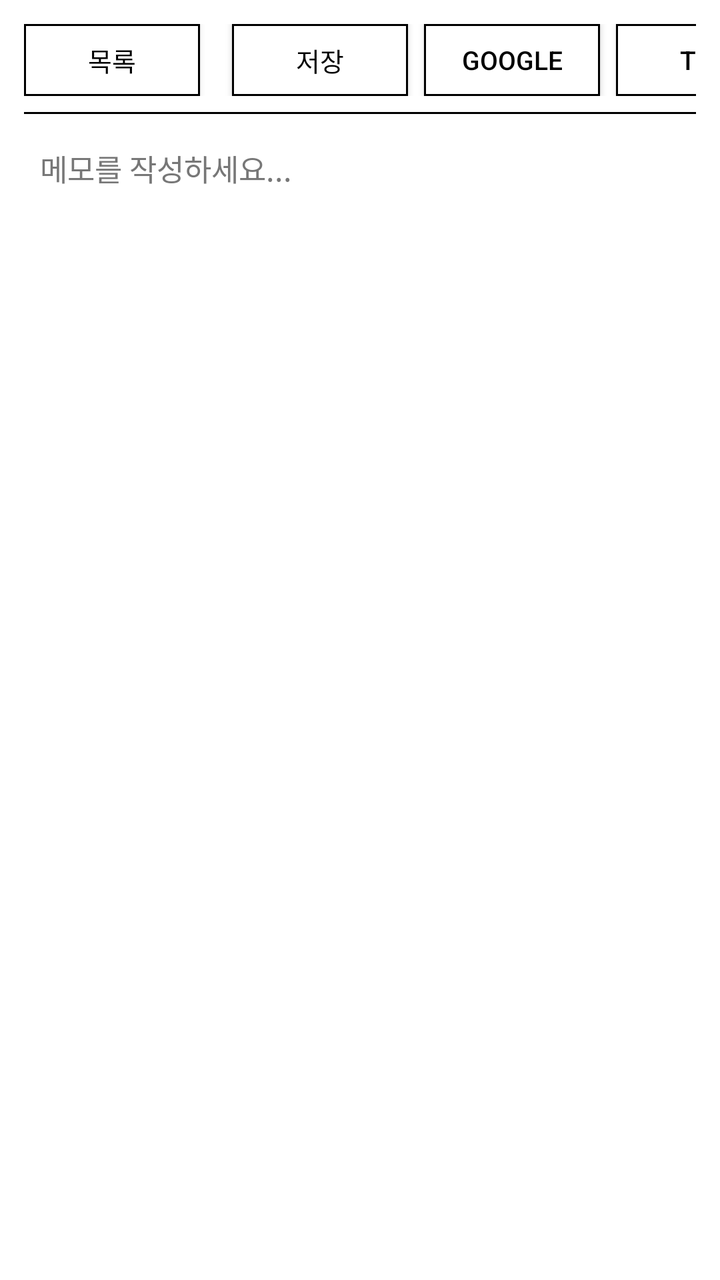
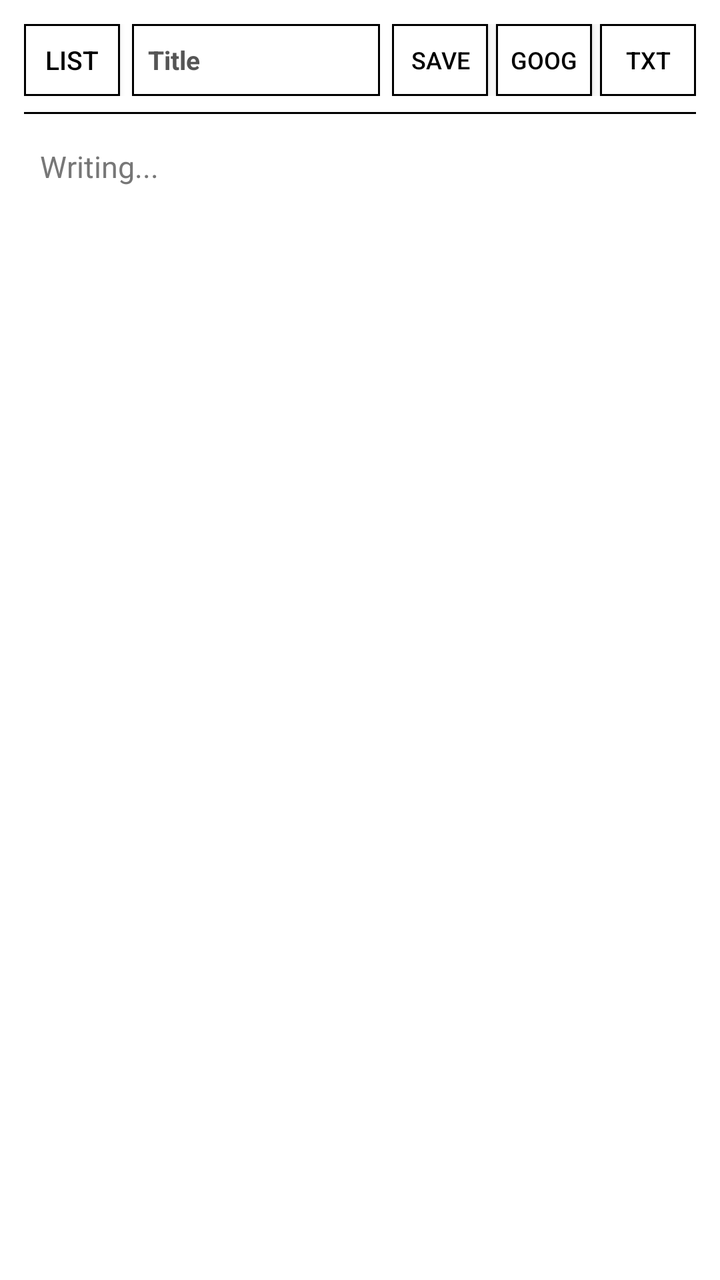

Screens rendered from an Android XML layout before and after an edit, with the pre-edit source and the edit as a unified diff.
<!-- AndroidManifest.xml: application theme Theme.EinkNote -->
<!-- res/layout/activity_main.xml -->
<?xml version="1.0" encoding="utf-8"?>
<LinearLayout xmlns:android="http://schemas.android.com/apk/res/android"
    android:layout_width="match_parent"
    android:layout_height="match_parent"
    android:orientation="vertical"
    android:background="#FFFFFF"
    android:padding="12dp">

    
    <LinearLayout
        android:layout_width="match_parent"
        android:layout_height="wrap_content"
        android:orientation="horizontal"
        android:gravity="center_vertical"
        android:layout_marginBottom="8dp">

        <androidx.appcompat.widget.AppCompatButton
            android:id="@+id/btnBack"
            android:layout_width="wrap_content"
            android:layout_height="36dp"
            android:text="목록"
            android:textSize="13sp"
            android:textColor="#000000"
            android:background="@drawable/btn_border"
            android:paddingHorizontal="12dp"
            android:layout_marginEnd="8dp" />

        
        <EditText
            android:id="@+id/etTitle"
            android:layout_width="0dp"
            android:layout_height="36dp"
            android:layout_weight="1"
            android:background="@drawable/btn_border"
            android:textCursorDrawable="@drawable/eink_cursor"
            android:hint="제목을 입력하세요"
            android:textColorHint="#555555"
            android:textColor="#000000"
            android:textSize="14sp"
            android:textStyle="bold"
            android:paddingHorizontal="8dp"
            android:singleLine="true" />

        <androidx.appcompat.widget.AppCompatButton
            android:id="@+id/btnSaveLocal"
            android:layout_width="wrap_content"
            android:layout_height="36dp"
            android:text="저장"
            android:textSize="13sp"
            android:textColor="#000000"
            android:background="@drawable/btn_border"
            android:layout_marginStart="8dp" />

        <androidx.appcompat.widget.AppCompatButton
            android:id="@+id/btnSaveGoogle"
            android:layout_width="wrap_content"
            android:layout_height="36dp"
            android:text="GOOGLE"
            android:textSize="13sp"
            android:textColor="#000000"
            android:background="@drawable/btn_border"
            android:paddingHorizontal="12dp"
            android:layout_marginStart="8dp" />

        <androidx.appcompat.widget.AppCompatButton
            android:id="@+id/btnExport"
            android:layout_width="wrap_content"
            android:layout_height="36dp"
            android:text="TXT"
            android:textSize="13sp"
            android:textColor="#000000"
            android:background="@drawable/btn_border"
            android:paddingHorizontal="12dp"
            android:layout_marginStart="8dp"/>
    </LinearLayout>

    
    <View
        android:layout_width="match_parent"
        android:layout_height="1dp"
        android:background="#000000"
        android:layout_marginBottom="8dp" />

    
    <EditText
        android:id="@+id/etContent"
        android:textCursorDrawable="@drawable/eink_cursor"
        android:layout_width="match_parent"
        android:layout_height="match_parent"
        android:background="#FFFFFF"
        android:gravity="top|start"
        android:hint="메모를 작성하세요..."
        android:textColorHint="#777777"
        android:textColor="#000000"
        android:textSize="15sp"
        android:lineSpacingExtra="4dp"
        android:padding="8dp" />
</LinearLayout>
<!-- resources referenced by this layout -->
<resources>
  <!-- drawable btn_border (drawable) -->
  <?xml version="1.0" encoding="utf-8"?>
  <shape xmlns:android="http://schemas.android.com/apk/res/android"
      android:shape="rectangle">
      
      <solid android:color="#FFFFFF" />
      
      <stroke
          android:width="1dp"
          android:color="#000000" />
  </shape>
  <!-- drawable eink_cursor (drawable) -->
  <?xml version="1.0" encoding="utf-8"?>
  <shape xmlns:android="http://schemas.android.com/apk/res/android"
      android:shape="rectangle">
      
      <solid android:color="#000000" />
      <size android:width="3dp" />
  </shape>
  <style name="Theme.EinkNote" parent="Theme.MaterialComponents.Light.NoActionBar">
          <item name="colorPrimary">#000000</item>
          <item name="colorOnPrimary">#FFFFFF</item>
          <item name="android:windowBackground">#FFFFFF</item>
          <item name="android:textColor">#000000</item>
          
          <item name="android:windowAnimationStyle">@style/NoAnimation</item>
      </style>
  <style name="NoAnimation">
          <item name="android:activityOpenEnterAnimation">@null</item>
          <item name="android:activityOpenExitAnimation">@null</item>
          <item name="android:activityCloseEnterAnimation">@null</item>
          <item name="android:activityCloseExitAnimation">@null</item>
      </style>
</resources>

<!-- the commit's change to res/layout/activity_main.xml (unified diff, before → after) -->
@@ -3,7 +3,7 @@
     android:layout_width="match_parent"
     android:layout_height="match_parent"
     android:orientation="vertical"
-    android:background="#FFFFFF"
+    android:background="@color/white"
     android:padding="12dp">
 
     
@@ -14,16 +14,18 @@
         android:gravity="center_vertical"
         android:layout_marginBottom="8dp">
 
+        
         <androidx.appcompat.widget.AppCompatButton
             android:id="@+id/btnBack"
             android:layout_width="wrap_content"
             android:layout_height="36dp"
-            android:text="목록"
+            android:minWidth="48dp"
+            android:text="@string/btn_back"
             android:textSize="13sp"
-            android:textColor="#000000"
+            android:textColor="@color/black"
             android:background="@drawable/btn_border"
-            android:paddingHorizontal="12dp"
-            android:layout_marginEnd="8dp" />
+            android:paddingHorizontal="8dp"
+            android:layout_marginEnd="6dp" />
 
         
         <EditText
@@ -31,54 +33,70 @@
             android:layout_width="0dp"
             android:layout_height="36dp"
             android:layout_weight="1"
+            android:minWidth="130dp"
             android:background="@drawable/btn_border"
             android:textCursorDrawable="@drawable/eink_cursor"
-            android:hint="제목을 입력하세요"
+            android:hint="@string/et_title"
             android:textColorHint="#555555"
-            android:textColor="#000000"
-            android:textSize="14sp"
+            android:textColor="@color/black"
+            android:textSize="13sp"
             android:textStyle="bold"
             android:paddingHorizontal="8dp"
             android:singleLine="true" />
 
-        <androidx.appcompat.widget.AppCompatButton
-            android:id="@+id/btnSaveLocal"
+        
+        <LinearLayout
             android:layout_width="wrap_content"
             android:layout_height="36dp"
-            android:text="저장"
-            android:textSize="13sp"
-            android:textColor="#000000"
-            android:background="@drawable/btn_border"
-            android:layout_marginStart="8dp" />
+            android:orientation="horizontal"
+            android:layout_marginStart="6dp">
 
-        <androidx.appcompat.widget.AppCompatButton
-            android:id="@+id/btnSaveGoogle"
-            android:layout_width="wrap_content"
-            android:layout_height="36dp"
-            android:text="GOOGLE"
-            android:textSize="13sp"
-            android:textColor="#000000"
-            android:background="@drawable/btn_border"
-            android:paddingHorizontal="12dp"
-            android:layout_marginStart="8dp" />
+            <androidx.appcompat.widget.AppCompatButton
+                android:id="@+id/btnSaveLocal"
+                android:layout_width="0dp"
+                android:layout_height="match_parent"
+                android:layout_weight="1"
+                android:minWidth="48dp"
+                android:paddingHorizontal="4dp"
+                android:text="@string/btn_save_local"
+                android:textSize="12sp"
+                android:textColor="@color/black"
+                android:background="@drawable/btn_border" />
 
-        <androidx.appcompat.widget.AppCompatButton
-            android:id="@+id/btnExport"
-            android:layout_width="wrap_content"
-            android:layout_height="36dp"
-            android:text="TXT"
-            android:textSize="13sp"
-            android:textColor="#000000"
-            android:background="@drawable/btn_border"
-            android:paddingHorizontal="12dp"
-            android:layout_marginStart="8dp"/>
+            
+            <androidx.appcompat.widget.AppCompatButton
+                android:id="@+id/btnSaveGoogle"
+                android:layout_width="0dp"
+                android:layout_height="match_parent"
+                android:layout_weight="1"
+                android:minWidth="48dp"
+                android:paddingHorizontal="4dp"
+                android:layout_marginStart="4dp"
+                android:text="@string/btn_save_google"
+                android:textSize="12sp"
+                android:textColor="@color/black"
+                android:background="@drawable/btn_border" />
+
+            <androidx.appcompat.widget.AppCompatButton
+                android:id="@+id/btnExport"
+                android:layout_width="0dp"
+                android:layout_height="match_parent"
+                android:layout_weight="1"
+                android:minWidth="48dp"
+                android:paddingHorizontal="4dp"
+                android:layout_marginStart="4dp"
+                android:text="@string/btn_export"
+                android:textSize="12sp"
+                android:textColor="@color/black"
+                android:background="@drawable/btn_border" />
+        </LinearLayout>
     </LinearLayout>
 
     
     <View
         android:layout_width="match_parent"
         android:layout_height="1dp"
-        android:background="#000000"
+        android:background="@color/black"
         android:layout_marginBottom="8dp" />
 
     
@@ -89,9 +107,9 @@
         android:layout_height="match_parent"
         android:background="#FFFFFF"
         android:gravity="top|start"
-        android:hint="메모를 작성하세요..."
+        android:hint="@string/et_content"
         android:textColorHint="#777777"
-        android:textColor="#000000"
+        android:textColor="@color/black"
         android:textSize="15sp"
         android:lineSpacingExtra="4dp"
         android:padding="8dp" />
<!-- resource entries referenced after the edit -->
@@ -1,5 +1,7 @@
 <!-- resources referenced by this layout -->
 <resources>
+  <color name="black">#FF000000</color>
+  <color name="white">#FFFFFFFF</color>
   <!-- drawable btn_border (drawable) -->
   <?xml version="1.0" encoding="utf-8"?>
   <shape xmlns:android="http://schemas.android.com/apk/res/android"
@@ -19,6 +21,12 @@
       <solid android:color="#000000" />
       <size android:width="3dp" />
   </shape>
+  <string name="btn_back">LIST</string>
+  <string name="btn_export">TXT</string>
+  <string name="btn_save_google">GOOG</string>
+  <string name="btn_save_local">SAVE</string>
+  <string name="et_content">Writing...</string>
+  <string name="et_title">Title</string>
   <style name="Theme.EinkNote" parent="Theme.MaterialComponents.Light.NoActionBar">
           <item name="colorPrimary">#000000</item>
           <item name="colorOnPrimary">#FFFFFF</item>
